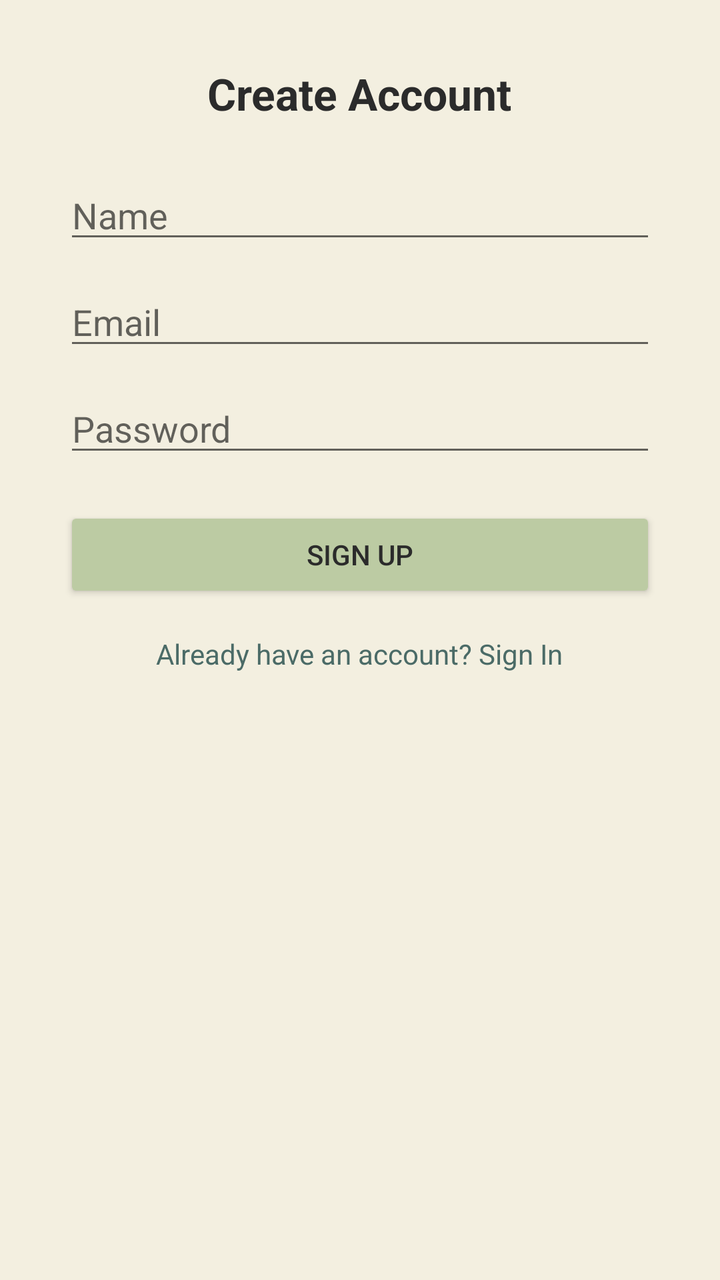
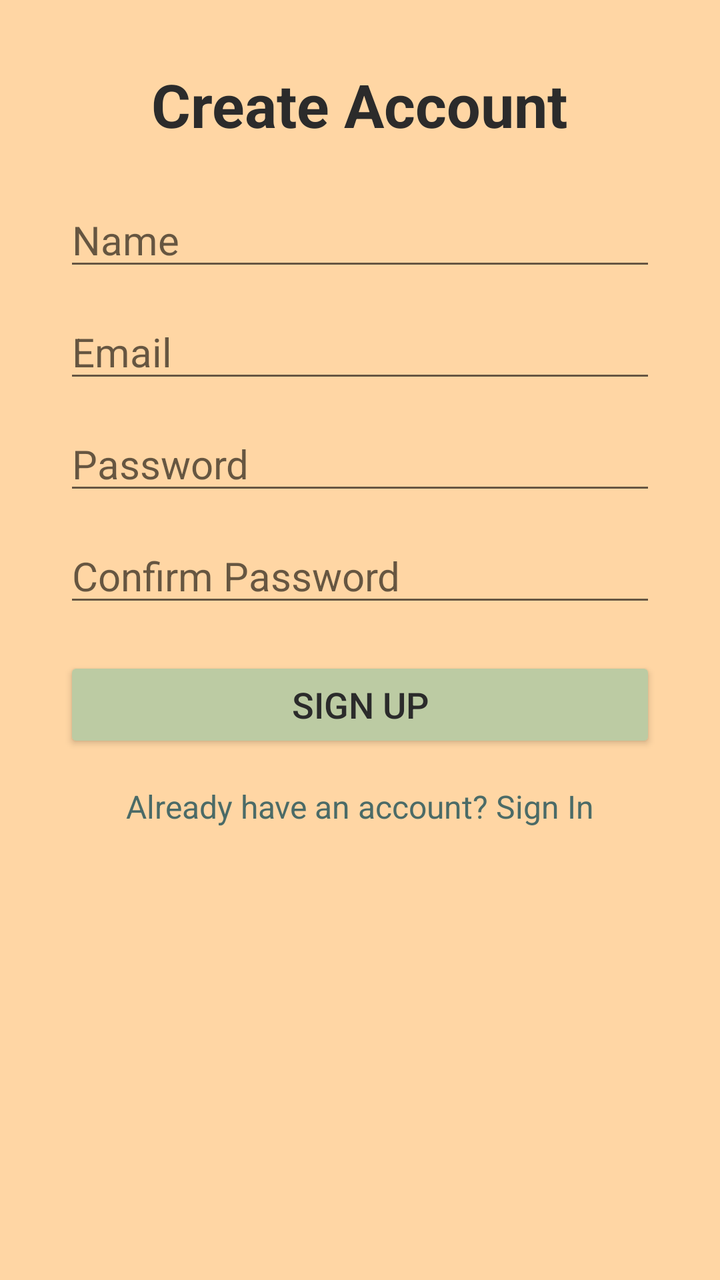

Before-and-after screenshots of an Android layout around one commit, followed by the original layout XML and the change that was made.
<!-- AndroidManifest.xml: application theme Theme.Group4mco -->
<!-- res/layout/activity_register.xml -->
<?xml version="1.0" encoding="utf-8"?>
<ScrollView xmlns:android="http://schemas.android.com/apk/res/android"
    android:background="#F3EFE0"
    android:layout_width="match_parent"
    android:layout_height="match_parent">

    <LinearLayout
        android:orientation="vertical"
        android:padding="32dp"
        android:gravity="center"
        android:layout_width="match_parent"
        android:layout_height="wrap_content">

        <TextView
            android:layout_width="wrap_content"
            android:layout_height="wrap_content"
            android:text="Create Account"
            android:textSize="22sp"
            android:textStyle="bold"
            android:textColor="#2B2B2B"
            android:layout_marginBottom="24dp" />

        <EditText
            android:id="@+id/regName"
            android:layout_width="match_parent"
            android:layout_height="wrap_content"
            android:hint="Name" />

        <EditText
            android:id="@+id/regEmail"
            android:layout_width="match_parent"
            android:layout_height="wrap_content"
            android:hint="Email"
            android:inputType="textEmailAddress"
            android:layout_marginTop="12dp" />

        <EditText
            android:id="@+id/regPassword"
            android:layout_width="match_parent"
            android:layout_height="wrap_content"
            android:hint="Password"
            android:inputType="textPassword"
            android:layout_marginTop="12dp" />

        <Button
            android:id="@+id/registerBtn"
            android:layout_width="match_parent"
            android:layout_height="wrap_content"
            android:text="Sign Up"
            android:backgroundTint="#BCCBA3"
            android:textColor="#2B2B2B"
            android:layout_marginTop="20dp" />

        <TextView
            android:id="@+id/toLogin"
            android:layout_width="wrap_content"
            android:layout_height="wrap_content"
            android:text="Already have an account? Sign In"
            android:textColor="#4B6B67"
            android:layout_marginTop="16dp" />

    </LinearLayout>
</ScrollView>
<!-- resources referenced by this layout -->
<resources>
  <style name="Theme.Group4mco" parent="Theme.AppCompat.Light.NoActionBar" />
</resources>

<!-- the commit's change to res/layout/activity_register.xml (unified diff, before → after) -->
@@ -1,6 +1,6 @@
 <?xml version="1.0" encoding="utf-8"?>
 <ScrollView xmlns:android="http://schemas.android.com/apk/res/android"
-    android:background="#F3EFE0"
+    android:background="#FFD6A4"
     android:layout_width="match_parent"
     android:layout_height="match_parent">
 
@@ -14,50 +14,64 @@
         <TextView
             android:layout_width="wrap_content"
             android:layout_height="wrap_content"
+            android:layout_marginBottom="24dp"
             android:text="Create Account"
-            android:textSize="22sp"
-            android:textStyle="bold"
             android:textColor="#2B2B2B"
-            android:layout_marginBottom="24dp" />
+            android:textSize="30sp"
+            android:textStyle="bold" />
 
         <EditText
             android:id="@+id/regName"
             android:layout_width="match_parent"
             android:layout_height="wrap_content"
-            android:hint="Name" />
+            android:hint="Name"
+            android:textSize="20sp" />
 
         <EditText
             android:id="@+id/regEmail"
             android:layout_width="match_parent"
             android:layout_height="wrap_content"
+            android:layout_marginTop="12dp"
             android:hint="Email"
             android:inputType="textEmailAddress"
-            android:layout_marginTop="12dp" />
+            android:textSize="20sp" />
 
         <EditText
             android:id="@+id/regPassword"
             android:layout_width="match_parent"
             android:layout_height="wrap_content"
+            android:layout_marginTop="12dp"
             android:hint="Password"
             android:inputType="textPassword"
-            android:layout_marginTop="12dp" />
+            android:textSize="20sp" />
+
+        <EditText
+            android:id="@+id/regConfirmPassword"
+            android:layout_width="match_parent"
+            android:layout_height="wrap_content"
+            android:layout_marginTop="12dp"
+            android:hint="Confirm Password"
+            android:inputType="textPassword"
+            android:textSize="20sp" />
 
         <Button
             android:id="@+id/registerBtn"
             android:layout_width="match_parent"
             android:layout_height="wrap_content"
+            android:layout_marginTop="20dp"
+            android:backgroundTint="#BCCBA3"
             android:text="Sign Up"
-            android:backgroundTint="#BCCBA3"
             android:textColor="#2B2B2B"
-            android:layout_marginTop="20dp" />
+            android:textSize="18sp" />
 
         <TextView
             android:id="@+id/toLogin"
             android:layout_width="wrap_content"
             android:layout_height="wrap_content"
+            android:layout_marginTop="16dp"
             android:text="Already have an account? Sign In"
             android:textColor="#4B6B67"
-            android:layout_marginTop="16dp" />
+            android:textSize="16sp" />
 
     </LinearLayout>
 </ScrollView>
